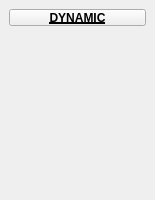
The window that tentacle/ui/3/dynLayout.ui (m3trik/tentacle) describes before a commit, drawn with Qt 5.
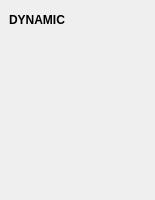
The same window after the commit. Custom widgets are drawn as their Qt base class.

Patch:
```diff
--- a/tentacle/ui/3/dynLayout.ui
+++ b/tentacle/ui/3/dynLayout.ui
@@ -93,32 +93,28 @@
        </layout>
       </item>
       <item row="0" column="1" colspan="2">
-       <widget class="PushButtonDraggable" name="draggable_header">
+       <widget class="Draggable_header" name="draggable_header">
         <property name="minimumSize">
          <size>
-          <width>19</width>
-          <height>17</height>
+          <width>0</width>
+          <height>22</height>
          </size>
         </property>
         <property name="maximumSize">
          <size>
-          <width>999</width>
-          <height>17</height>
+          <width>125</width>
+          <height>22</height>
          </size>
         </property>
         <property name="font">
          <font>
           <weight>75</weight>
           <bold>true</bold>
-          <underline>true</underline>
          </font>
         </property>
         <property name="text">
          <string>DYNAMIC</string>
         </property>
-        <property name="checkable">
-         <bool>true</bool>
-        </property>
        </widget>
       </item>
      </layout>
@@ -128,9 +124,9 @@
  </widget>
  <customwidgets>
   <customwidget>
-   <class>PushButtonDraggable</class>
-   <extends>QPushButton</extends>
-   <header>widgets.pushbuttondraggable.h</header>
+   <class>Draggable_header</class>
+   <extends>QLabel</extends>
+   <header>draggable_header.h</header>
   </customwidget>
  </customwidgets>
  <resources/>
```
